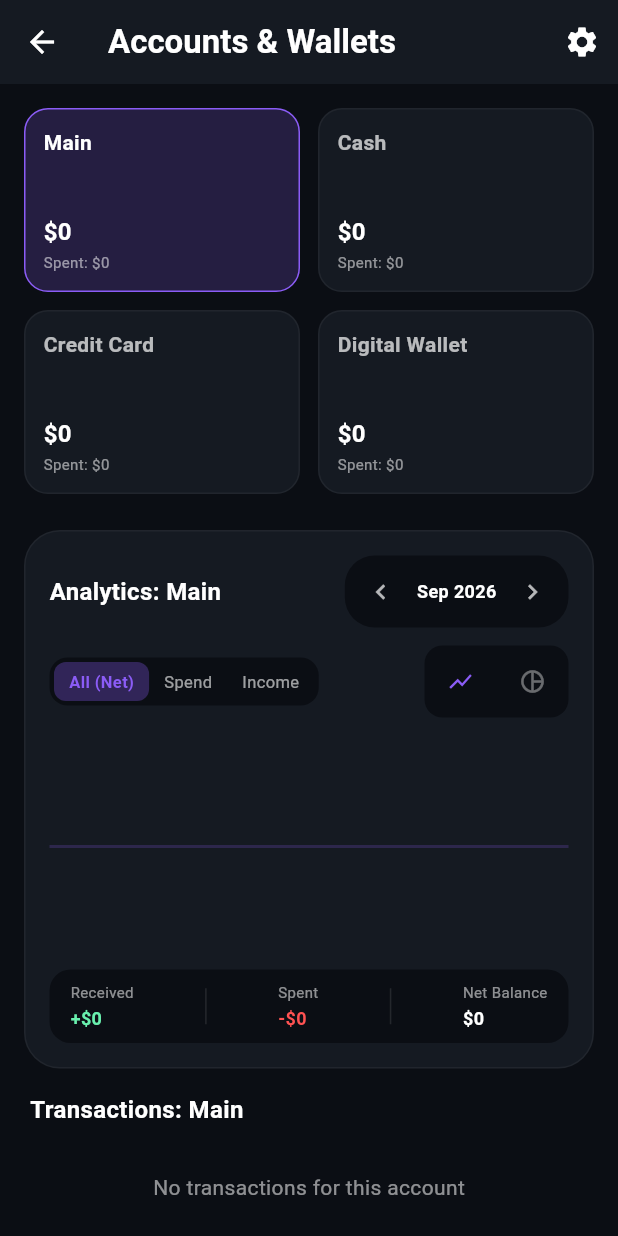
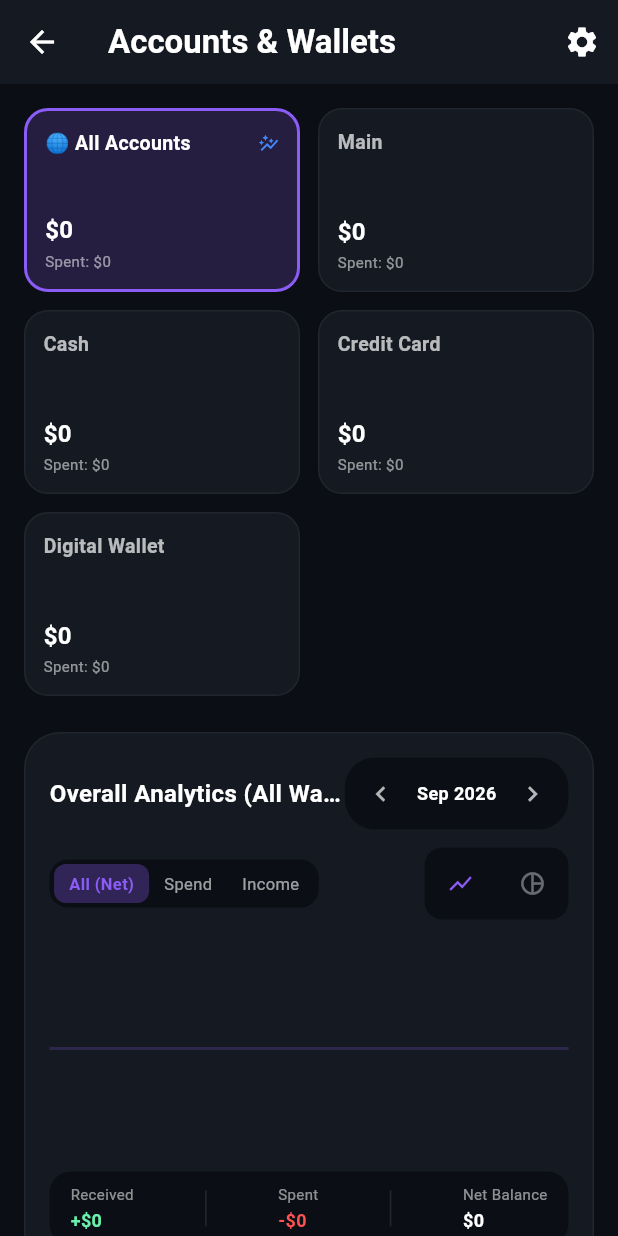
Before and after one commit to AREEB-AZHAR/flutter_calculator_new, a Flutter app: the AccountsScreen screen opened directly, on a phone screen of 412 x 824 dp. Run offline on Flutter 3.47's test engine with Material 3 defaults, Android fonts, the phone set to English and light mode, and no system bars; our stand-ins replace image_picker, shared_preferences, sqflite_common_ffi; accounts and stored records are empty.

Commit message:
feat: flowing colors splash screen (Tally), zero-lag lazy loading with idle pre-warming, overall accounts view, currency sync, and debug mode fix

```diff
--- a/lib/screens/accounts_screen.dart
+++ b/lib/screens/accounts_screen.dart
@@ -13,7 +13,7 @@ class AccountsScreen extends StatefulWidget {
 }
 
 class _AccountsScreenState extends State<AccountsScreen> {
-  String _selectedAccount = 'Main';
+  String _selectedAccount = 'Overall';
 
   void _showSettingsDialog() {
     showDialog(
@@ -44,7 +44,7 @@ class _AccountsScreenState extends State<AccountsScreen> {
                                 AppState.accountsNotifier.value = List.from(accounts);
                                 if (AppState.currentUser != null) AppState.saveAccounts(AppState.currentUser!, accounts);
                                 if (_selectedAccount == removedAcc) {
-                                  setState(() => _selectedAccount = accounts[0]);
+                                  setState(() => _selectedAccount = 'Overall');
                                 }
                                 setDialogState(() {});
                               }
@@ -120,12 +120,25 @@ class _AccountsScreenState extends State<AccountsScreen> {
           return ValueListenableBuilder<List<Transaction>>(
             valueListenable: AppState.transactionsNotifier,
             builder: (context, transactions, _) {
-              if (!accounts.contains(_selectedAccount) && accounts.isNotEmpty) {
-                _selectedAccount = accounts.first;
+              final allDisplayAccounts = ['Overall', ...accounts];
+              if (!allDisplayAccounts.contains(_selectedAccount)) {
+                _selectedAccount = 'Overall';
               }
 
               final Map<String, double> balances = {};
               final Map<String, double> spentMap = {};
+
+              double overallIncome = 0;
+              double overallExpense = 0;
+              for (var t in transactions) {
+                if (t.isIncome) {
+                  overallIncome += t.amount;
+                } else {
+                  overallExpense += t.amount;
+                }
+              }
+              balances['Overall'] = overallIncome - overallExpense;
+              spentMap['Overall'] = overallExpense;
 
               for (var acc in accounts) {
                 final accTxs = transactions.where((t) => t.account == acc).toList();
@@ -135,7 +148,9 @@ class _AccountsScreenState extends State<AccountsScreen> {
                 spentMap[acc] = expense;
               }
 
-              final filteredTxs = transactions.where((t) => t.account == _selectedAccount).toList();
+              final filteredTxs = _selectedAccount == 'Overall'
+                  ? transactions
+                  : transactions.where((t) => t.account == _selectedAccount).toList();
 
               return CustomScrollView(
                 slivers: [
@@ -150,10 +165,12 @@ class _AccountsScreenState extends State<AccountsScreen> {
                       ),
                       delegate: SliverChildBuilderDelegate(
                         (ctx, index) {
-                          final acc = accounts[index];
+                          final acc = allDisplayAccounts[index];
                           final isSelected = _selectedAccount == acc;
+                          final isOverall = acc == 'Overall';
                           final bal = balances[acc] ?? 0.0;
                           final sp = spentMap[acc] ?? 0.0;
+                          final primaryColor = Theme.of(context).colorScheme.primary;
 
                           return GestureDetector(
                             onTap: () => setState(() => _selectedAccount = acc),
@@ -161,21 +178,52 @@ class _AccountsScreenState extends State<AccountsScreen> {
                               duration: const Duration(milliseconds: 300),
                               padding: const EdgeInsets.all(12),
                               decoration: BoxDecoration(
-                                color: isSelected ? Theme.of(context).colorScheme.primary.withValues(alpha: 0.2) : Theme.of(context).colorScheme.surface,
+                                color: isSelected
+                                    ? primaryColor.withValues(alpha: 0.2)
+                                    : Theme.of(context).colorScheme.surface,
                                 borderRadius: BorderRadius.circular(16),
-                                border: Border.all(color: isSelected ? Theme.of(context).colorScheme.primary : Colors.white.withValues(alpha: 0.05)),
+                                border: Border.all(
+                                  color: isSelected
+                                      ? primaryColor
+                                      : (isOverall ? Colors.blueAccent.withValues(alpha: 0.3) : Colors.white.withValues(alpha: 0.05)),
+                                  width: isSelected ? 2 : 1,
+                                ),
                               ),
                               child: Column(
                                 crossAxisAlignment: CrossAxisAlignment.start,
                                 mainAxisAlignment: MainAxisAlignment.spaceBetween,
                                 children: [
-                                  Text(acc, style: TextStyle(fontSize: 14, fontWeight: FontWeight.bold, color: isSelected ? Colors.white : Colors.white70), maxLines: 1, overflow: TextOverflow.ellipsis),
+                                  Row(
+                                    mainAxisAlignment: MainAxisAlignment.spaceBetween,
+                                    children: [
+                                      Expanded(
+                                        child: Text(
+                                          isOverall ? '🌐 All Accounts' : acc,
+                                          style: TextStyle(
+                                            fontSize: 13,
+                                            fontWeight: FontWeight.bold,
+                                            color: isSelected ? Colors.white : (isOverall ? Colors.blueAccent : Colors.white70),
+                                          ),
+                                          maxLines: 1,
+                                          overflow: TextOverflow.ellipsis,
+                                        ),
+                                      ),
+                                      if (isOverall)
+                                        const Icon(Icons.auto_graph, size: 14, color: Colors.blueAccent),
+                                    ],
+                                  ),
                                   Column(
                                     crossAxisAlignment: CrossAxisAlignment.start,
                                     children: [
-                                      Text('${AppState.currencyNotifier.value}${bal.toStringAsFixed(0)}', style: const TextStyle(fontSize: 16, fontWeight: FontWeight.bold, color: Colors.white)),
+                                      Text(
+                                        '${AppState.currencyNotifier.value}${bal.toStringAsFixed(0)}',
+                                        style: const TextStyle(fontSize: 16, fontWeight: FontWeight.bold, color: Colors.white),
+                                      ),
                                       const SizedBox(height: 2),
-                                      Text('Spent: ${AppState.currencyNotifier.value}${sp.toStringAsFixed(0)}', style: const TextStyle(fontSize: 10, color: Colors.white54)),
+                                      Text(
+                                        'Spent: ${AppState.currencyNotifier.value}${sp.toStringAsFixed(0)}',
+                                        style: const TextStyle(fontSize: 10, color: Colors.white54),
+                                      ),
                                     ],
                                   ),
                                 ],
@@ -183,7 +231,7 @@ class _AccountsScreenState extends State<AccountsScreen> {
                             ),
                           );
                         },
-                        childCount: accounts.length,
+                        childCount: allDisplayAccounts.length,
                       ),
                     ),
                   ),
@@ -193,8 +241,8 @@ class _AccountsScreenState extends State<AccountsScreen> {
                       padding: const EdgeInsets.symmetric(horizontal: 16.0, vertical: 8.0),
                       child: InteractiveChartCard(
                         transactions: transactions,
-                        accountFilter: _selectedAccount,
-                        title: 'Analytics: $_selectedAccount',
+                        accountFilter: _selectedAccount == 'Overall' ? null : _selectedAccount,
+                        title: _selectedAccount == 'Overall' ? 'Overall Analytics (All Wallets)' : 'Analytics: $_selectedAccount',
                       ),
                     ),
                   ),
@@ -202,7 +250,10 @@ class _AccountsScreenState extends State<AccountsScreen> {
                   SliverToBoxAdapter(
                     child: Padding(
                       padding: const EdgeInsets.symmetric(horizontal: 20, vertical: 8),
-                      child: Text('Transactions: $_selectedAccount', style: const TextStyle(fontSize: 16, fontWeight: FontWeight.bold, color: Colors.white)),
+                      child: Text(
+                        _selectedAccount == 'Overall' ? 'All Transactions (Overall)' : 'Transactions: $_selectedAccount',
+                        style: const TextStyle(fontSize: 16, fontWeight: FontWeight.bold, color: Colors.white),
+                      ),
                     ),
                   ),
 
```
Also changed, not shown: lib/main.dart (+15 -4 lines), lib/screens/dashboard_screen.dart (+25 -6 lines), lib/screens/main_nav_screen.dart (+32 -1 lines), lib/screens/profile_screen.dart (+23 -2 lines), lib/screens/splash_screen.dart (added, +199 -0 lines), 1 other file.
